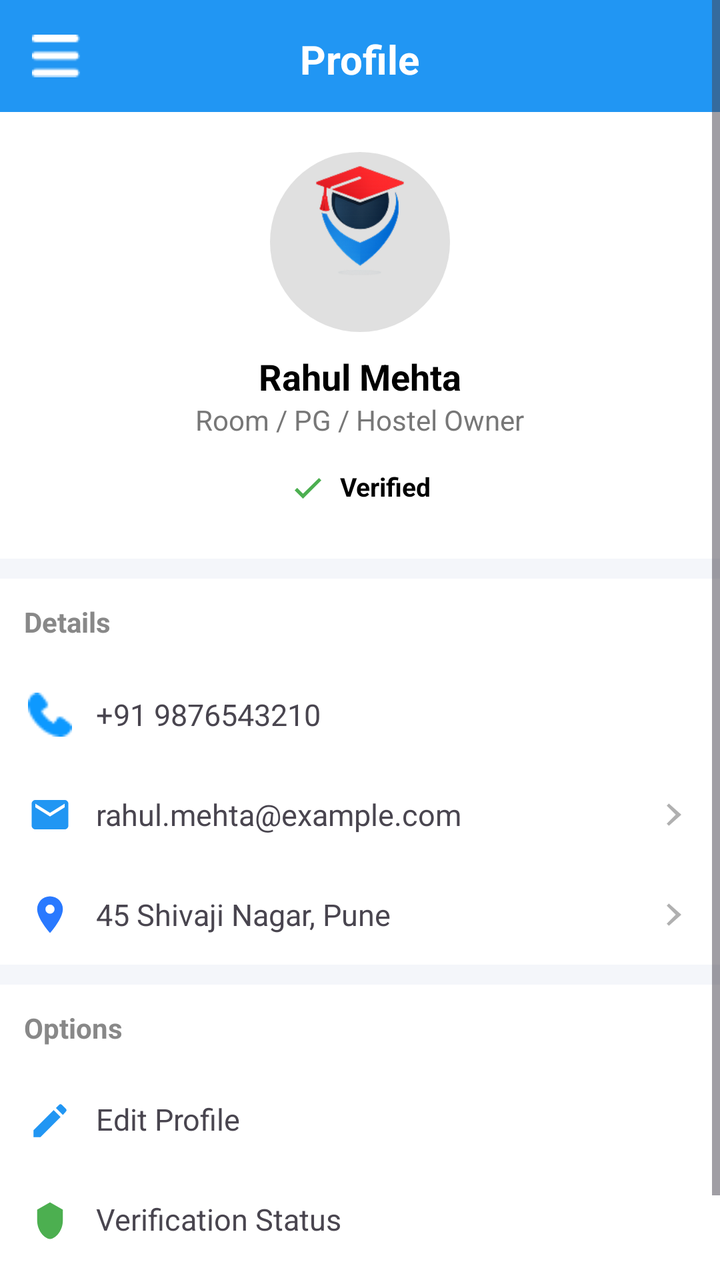
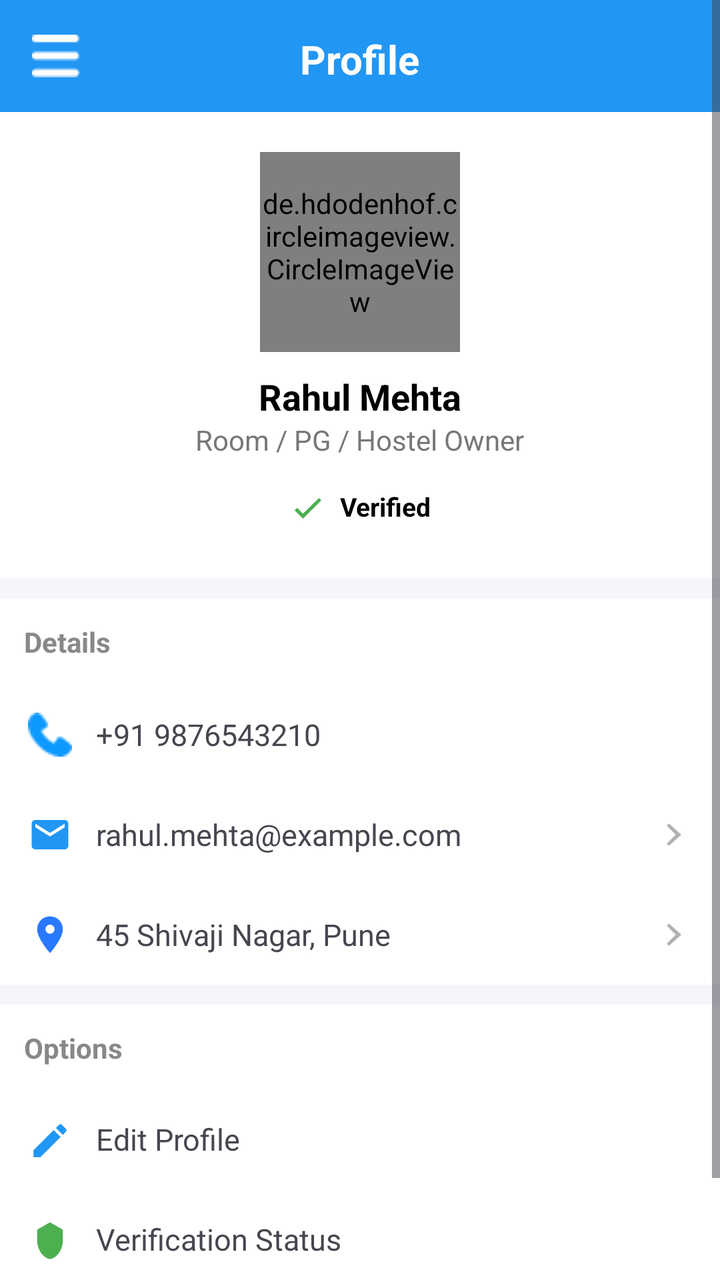

Compare the two renders of this Android layout. The source of the first and the diff that turns it into the second are given below.
<!-- AndroidManifest.xml: application theme Theme.CampusSaathi -->
<!-- res/layout/activity_owner_profile.xml -->
<?xml version="1.0" encoding="utf-8"?>
<ScrollView xmlns:android="http://schemas.android.com/apk/res/android"
    android:layout_width="match_parent"
    android:layout_height="match_parent"
    android:background="#F4F6FA">

    <LinearLayout
        android:layout_width="match_parent"
        android:layout_height="wrap_content"
        android:orientation="vertical">

        
        <RelativeLayout
            android:layout_width="match_parent"
            android:layout_height="56dp"
            android:background="#2196F3"
            android:padding="16dp">

            <ImageView
                android:id="@+id/btnMenu"
                android:layout_width="24dp"
                android:layout_height="24dp"
                android:src="@drawable/ic_menu" />

            <TextView
                android:layout_width="wrap_content"
                android:layout_height="wrap_content"
                android:text="Profile"
                android:textColor="@android:color/white"
                android:textSize="20sp"
                android:textStyle="bold"
                android:layout_centerInParent="true" />
        </RelativeLayout>

        
        <LinearLayout
            android:layout_width="match_parent"
            android:layout_height="wrap_content"
            android:orientation="vertical"
            android:gravity="center"
            android:padding="20dp"
            android:background="@android:color/white">

            <ImageView
                android:id="@+id/imgProfile"
                android:layout_width="90dp"
                android:layout_height="90dp"
                android:src="@drawable/campus_logo"
                android:background="@drawable/circle_bg"
                android:scaleType="centerCrop" />

            <TextView
                android:layout_height="wrap_content"
                android:layout_width="wrap_content"
                android:id="@+id/txtName"
                android:layout_marginTop="10dp"
                android:text="Rahul Mehta"
                android:textSize="18sp"
                android:textStyle="bold"
                android:textColor="#000" />

            <TextView
                android:layout_height="wrap_content"
                android:layout_width="wrap_content"
                android:id="@+id/txtRole"
                android:text="Room / PG / Hostel Owner"
                android:textSize="14sp"
                android:textColor="#777" />



            <LinearLayout
                android:id="@+id/layoutVerified"
                android:layout_width="wrap_content"
                android:layout_height="wrap_content"
                android:layout_marginTop="8dp"
                android:paddingStart="12dp"
                android:paddingEnd="12dp"
                android:paddingTop="6dp"
                android:paddingBottom="6dp"
                android:orientation="horizontal"
                android:gravity="center"
                android:background="@drawable/verified_bg">


            <ImageView
                    android:layout_width="20dp"
                    android:layout_height="20dp"
                    android:src="@drawable/ic_check" />

                <TextView
                    android:layout_height="wrap_content"
                    android:layout_width="wrap_content"
                    android:layout_marginStart="6dp"
                    android:text="Verified"
                    android:textColor="#000000"
                    android:textSize="13sp"
                    android:textStyle="bold"/>
            </LinearLayout>

        </LinearLayout>

        
        <LinearLayout
            android:layout_width="match_parent"
            android:layout_height="match_parent"
            android:layout_marginTop="10dp"
            android:orientation="vertical"
            android:background="@android:color/white">

            <TextView
                android:layout_height="wrap_content"
                android:layout_width="wrap_content"
                android:text="Details"
                android:textStyle="bold"
                android:textColor="#888"
                android:padding="12dp" />

            
            <LinearLayout
                android:layout_width="match_parent"
                android:layout_height="wrap_content"
                android:padding="14dp"
                android:orientation="horizontal"
                android:gravity="center_vertical">

                <ImageView
                    android:layout_width="22dp"
                    android:layout_height="22dp"
                    android:src="@drawable/phone" />

                <TextView
                    android:id="@+id/txtPhone"
                    android:layout_width="0dp"
                    android:layout_height="wrap_content"
                    android:layout_weight="1"
                    android:layout_marginStart="12dp"
                    android:text="+91 9876543210"
                    android:textSize="15sp" />

                <EditText
                    android:id="@+id/edtPhone"
                    android:layout_width="0dp"
                    android:layout_height="wrap_content"
                    android:layout_weight="1"
                    android:layout_marginStart="12dp"
                    android:visibility="gone"
                    android:inputType="phone" />
            </LinearLayout>


            
            <LinearLayout
                android:layout_width="match_parent"
                android:layout_height="wrap_content"
                android:padding="14dp"
                android:orientation="horizontal"
                android:gravity="center_vertical">

                <ImageView
                    android:layout_width="22dp"
                    android:layout_height="22dp"
                    android:src="@drawable/ic_email" />

                
                <TextView
                    android:id="@+id/txtEmail"
                    android:layout_width="0dp"
                    android:layout_height="wrap_content"
                    android:layout_marginStart="12dp"
                    android:layout_weight="1"
                    android:text="rahul.mehta@example.com"
                    android:textSize="15sp" />

                
                <EditText
                    android:id="@+id/edtEmail"
                    android:layout_width="0dp"
                    android:layout_height="wrap_content"
                    android:layout_marginStart="12dp"
                    android:layout_weight="1"
                    android:visibility="gone"
                    android:inputType="textEmailAddress"
                    android:background="@android:color/transparent" />

                <ImageView
                    android:layout_width="18dp"
                    android:layout_height="18dp"
                    android:src="@drawable/ic_arrow" />
            </LinearLayout>

            
            <LinearLayout
                android:layout_width="match_parent"
                android:layout_height="wrap_content"
                android:padding="14dp"
                android:orientation="horizontal"
                android:gravity="center_vertical">

                <ImageView
                    android:layout_width="22dp"
                    android:layout_height="22dp"
                    android:src="@drawable/ic_location" />

                
                <TextView
                    android:id="@+id/txtAddress"
                    android:layout_width="0dp"
                    android:layout_height="wrap_content"
                    android:layout_marginStart="12dp"
                    android:layout_weight="1"
                    android:text="45 Shivaji Nagar, Pune"
                    android:textSize="15sp" />

                
                <EditText
                    android:id="@+id/edtAddress"
                    android:layout_width="0dp"
                    android:layout_height="wrap_content"
                    android:layout_marginStart="12dp"
                    android:layout_weight="1"
                    android:visibility="gone"
                    android:hint="Enter address"
                    android:background="@android:color/transparent"
                    android:inputType="textPostalAddress" />

                <ImageView
                    android:layout_width="18dp"
                    android:layout_height="18dp"
                    android:src="@drawable/ic_arrow" />
            </LinearLayout>

        </LinearLayout>

        
        <LinearLayout
            android:layout_width="match_parent"
            android:layout_height="match_parent"
            android:layout_marginTop="10dp"
            android:orientation="vertical"
            android:background="@android:color/white">

            <TextView
                android:layout_height="wrap_content"
                android:layout_width="wrap_content"
                android:text="Options"
                android:textStyle="bold"
                android:textColor="#888"
                android:padding="12dp" />

            <LinearLayout
                android:layout_width="match_parent"
                android:layout_height="match_parent"
                android:id="@+id/itemEdit"
                android:padding="14dp"
                android:orientation="horizontal">

                <ImageView
                    android:layout_width="22dp"
                    android:layout_height="22dp"
                    android:src="@drawable/ic_edit" />

                <TextView
                    android:layout_height="wrap_content"
                    android:layout_width="wrap_content"
                    android:text="Edit Profile"
                    android:layout_marginStart="12dp"
                    android:textSize="15sp" />
            </LinearLayout>

            <LinearLayout
                android:layout_width="match_parent"
                android:layout_height="match_parent"
                android:id="@+id/itemVerify"
                android:padding="14dp"
                android:orientation="horizontal">

                <ImageView
                    android:layout_width="22dp"
                    android:layout_height="22dp"
                    android:src="@drawable/ic_verify" />

                <TextView
                    android:layout_height="wrap_content"
                    android:layout_width="wrap_content"
                    android:text="Verification Status"
                    android:layout_marginStart="12dp"
                    android:textSize="15sp" />
            </LinearLayout>

            <LinearLayout
                android:layout_width="match_parent"
                android:layout_height="match_parent"
                android:id="@+id/itemHelp"
                android:padding="14dp"
                android:orientation="horizontal">

                <ImageView
                    android:layout_width="22dp"
                    android:layout_height="22dp"
                    android:src="@drawable/ic_help" />

                <TextView
                    android:layout_height="wrap_content"
                    android:layout_width="wrap_content"
                    android:text="Help and Support"
                    android:layout_marginStart="12dp"
                    android:textSize="15sp" />
            </LinearLayout>

        </LinearLayout>

    </LinearLayout>
</ScrollView>
<!-- resources referenced by this layout -->
<resources>
  <!-- drawable campus_logo: png bitmap (drawable, 17785 bytes) -->
  <!-- drawable circle_bg (drawable) -->
  <shape xmlns:android="http://schemas.android.com/apk/res/android"
      android:shape="oval">
      <solid android:color="#E0E0E0"/>
  </shape>
  <!-- drawable ic_arrow (drawable) -->
  <vector xmlns:android="http://schemas.android.com/apk/res/android"
      android:width="24dp"
      android:height="24dp"
      android:viewportWidth="24"
      android:viewportHeight="24">
      <path
          android:fillColor="#B0B0B0"
          android:pathData="M8.6,4.6L7.2,6l6,6 -6,6 1.4,1.4L16.9,12z"/>
  </vector>
  <!-- drawable ic_check (drawable) -->
  <vector xmlns:android="http://schemas.android.com/apk/res/android"
      android:width="24dp"
      android:height="24dp"
      android:viewportWidth="24"
      android:viewportHeight="24">
      <path
          android:fillColor="#4CAF50"
          android:pathData="M9,16.2l-3.5,-3.5L4,14.2l5,5 11,-11 -1.4,-1.4z"/>
  </vector>
  <!-- drawable ic_edit (drawable) -->
  <vector xmlns:android="http://schemas.android.com/apk/res/android"
      android:width="24dp"
      android:height="24dp"
      android:viewportWidth="24"
      android:viewportHeight="24">
      <path
          android:fillColor="#2196F3"
          android:pathData="M3,17.2V21h3.8l11,-11 -3.8,-3.8zM20.7,7c0.4,-0.4 0.4,-1 0,-1.4l-2.3,-2.3c-0.4,-0.4 -1,-0.4 -1.4,0l-1.8,1.8 3.8,3.8z"/>
  </vector>
  <!-- drawable ic_email (drawable) -->
  <vector xmlns:android="http://schemas.android.com/apk/res/android"
      android:width="24dp"
      android:height="24dp"
      android:viewportWidth="24"
      android:viewportHeight="24">
      <path
          android:fillColor="#2196F3"
          android:pathData="M20,4H4c-1.1,0 -2,0.9 -2,2v12c0,1.1 0.9,2 2,2h16c1.1,0 2,-0.9 2,-2V6c0,-1.1 -0.9,-2 -2,-2zm0,4l-8,5 -8,-5V6l8,5 8,-5z"/>
  </vector>
  <!-- drawable ic_help (drawable) -->
  <vector xmlns:android="http://schemas.android.com/apk/res/android"
      android:width="24dp"
      android:height="24dp"
      android:viewportWidth="24"
      android:viewportHeight="24">
      <path
          android:fillColor="#2196F3"
          android:pathData="M12,2c-5.5,0 -10,4.5 -10,10s4.5,10 10,10 10,-4.5 10,-10 -4.5,-10 -10,-10zm1,17h-2v-2h2zm1.1,-7.5l-0.9,0.9c-0.6,0.6 -1,1.1 -1,2.6h-2v-0.5c0,-1 0.4,-1.9 1,-2.5l1.2,-1.2c0.4,-0.4 0.6,-0.9 0.6,-1.4 0,-1.1 -0.9,-2 -2,-2s-2,0.9 -2,2H7c0,-2.2 1.8,-4 4,-4s4,1.8 4,4c0,0.9 -0.4,1.7 -0.9,2.1z"/>
  </vector>
  <!-- drawable ic_location (drawable) -->
  <vector xmlns:android="http://schemas.android.com/apk/res/android"
      android:width="24dp"
      android:height="24dp"
      android:viewportWidth="24"
      android:viewportHeight="24">
      <path
          android:fillColor="#2979FF"
          android:pathData="M12,2C8.1,2 5,5.1 5,9c0,5.3 7,13 7,13s7-7.7 7-13c0-3.9-3.1-7-7-7z"/>
      <path
          android:fillColor="#FFFFFF"
          android:pathData="M12,11.5a2.5,2.5 0 1,0 0,-5a2.5,2.5 0 1,0 0,5z"/>
  </vector>
  <!-- drawable ic_verify (drawable) -->
  <vector xmlns:android="http://schemas.android.com/apk/res/android"
      android:width="24dp"
      android:height="24dp"
      android:viewportWidth="24"
      android:viewportHeight="24">
      <path
          android:fillColor="#4CAF50"
          android:pathData="M12,2l7,4v6c0,5 -3.5,9.7 -7,10 -3.5,-0.3 -7,-5 -7,-10V6z"/>
  </vector>
  <!-- drawable verified_bg (drawable) -->
  <?xml version="1.0" encoding="utf-8"?>
  <selector xmlns:android="http://schemas.android.com/apk/res/android">
  
  </selector>
  <style name="Theme.CampusSaathi" parent="Base.Theme.CampusSaathi" />
  <style name="Base.Theme.CampusSaathi" parent="Theme.Material3.DayNight.NoActionBar">
          
          
      </style>
  <!-- unchanged entries left out for length: 2 -->
</resources>

<!-- the commit's change to res/layout/activity_owner_profile.xml (unified diff, before → after) -->
@@ -1,5 +1,7 @@
 <?xml version="1.0" encoding="utf-8"?>
 <ScrollView xmlns:android="http://schemas.android.com/apk/res/android"
+    xmlns:app="http://schemas.android.com/apk/res-auto"
+
     android:layout_width="match_parent"
     android:layout_height="match_parent"
     android:background="#F4F6FA">
@@ -41,13 +43,15 @@
             android:padding="20dp"
             android:background="@android:color/white">
 
-            <ImageView
+            <de.hdodenhof.circleimageview.CircleImageView
                 android:id="@+id/imgProfile"
-                android:layout_width="90dp"
-                android:layout_height="90dp"
-                android:src="@drawable/campus_logo"
-                android:background="@drawable/circle_bg"
-                android:scaleType="centerCrop" />
+                android:layout_width="100dp"
+                android:layout_height="100dp"
+                android:src="@drawable/default_avatar"
+                android:scaleType="centerCrop"
+                app:civ_border_width="2dp"
+                app:civ_border_color="#2196F3"/>
+
 
             <TextView
                 android:layout_height="wrap_content"
<!-- resource entries referenced after the edit -->
@@ -1,11 +1,27 @@
 <!-- resources referenced by this layout -->
 <resources>
-  <!-- drawable campus_logo: png bitmap (drawable, 17785 bytes) -->
-  <!-- drawable circle_bg (drawable) -->
-  <shape xmlns:android="http://schemas.android.com/apk/res/android"
-      android:shape="oval">
-      <solid android:color="#E0E0E0"/>
-  </shape>
+  <!-- drawable default_avatar (drawable) -->
+  <vector xmlns:android="http://schemas.android.com/apk/res/android"
+      android:width="100dp"
+      android:height="100dp"
+      android:viewportWidth="24"
+      android:viewportHeight="24">
+  
+      
+      <path
+          android:fillColor="#E3F2FD"
+          android:pathData="M12,2A10,10 0,1 1,2 12A10,10 0,0 1,12 2Z"/>
+  
+      
+      <path
+          android:fillColor="#2196F3"
+          android:pathData="M12,6A3,3 0,1 1,9 9A3,3 0,0 1,12 6Z"/>
+  
+      
+      <path
+          android:fillColor="#2196F3"
+          android:pathData="M12,12c-3,0 -6,1.5 -6,4v1h12v-1c0,-2.5 -3,-4 -6,-4z"/>
+  </vector>
   <!-- drawable ic_arrow (drawable) -->
   <vector xmlns:android="http://schemas.android.com/apk/res/android"
       android:width="24dp"
